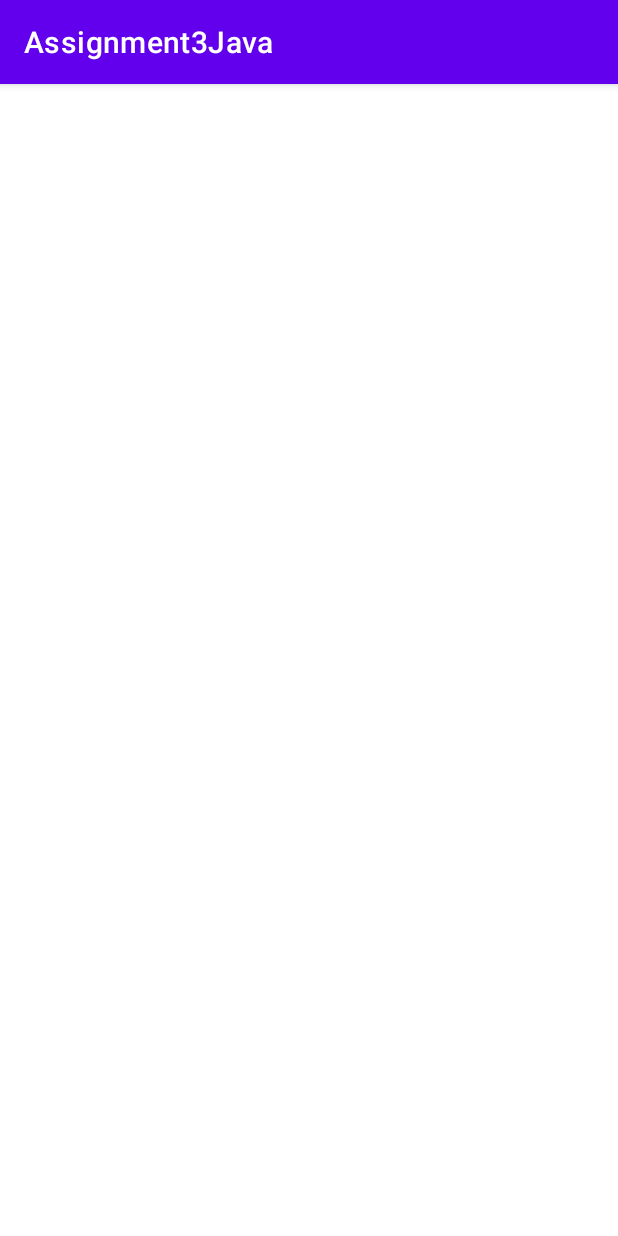
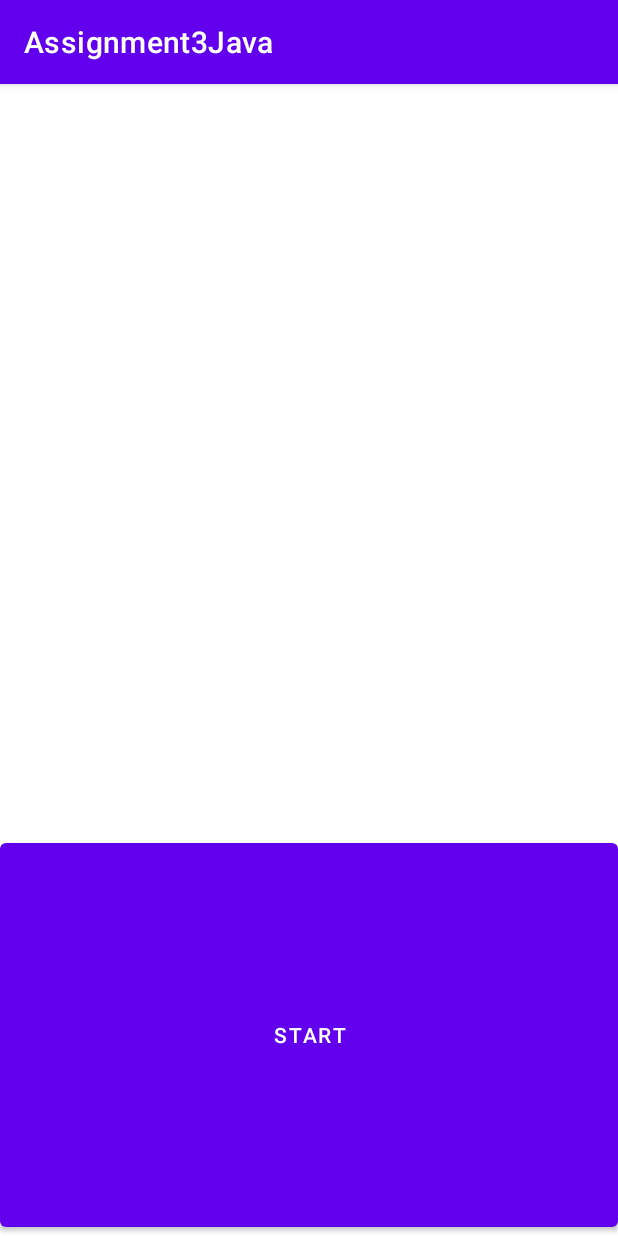
Before and after one commit to mohakbhardwaj/mobile_systems_assignment_3, an Android app: the screen it shows after launch (MainActivity), on a phone screen of 412 x 824 dp. Run offline under Robolectric (Android 15) with nearby library versions, the phone set to English and light mode, and no system bars.

Commit message:
minor error fixed

```diff
--- a/app/src/main/res/layout/activity_main.xml
+++ b/app/src/main/res/layout/activity_main.xml
@@ -1,23 +1,32 @@
 <?xml version="1.0" encoding="utf-8"?>
-<manifest xmlns:android="http://schemas.android.com/apk/res/android"
-    package="com.example.assignment3java">
-    <uses-feature android:name="android.hardware.camera.any" />
-    <uses-permission android:name="android.permission.CAMERA" />
-    <application
-        android:allowBackup="true"
-        android:icon="@mipmap/ic_launcher"
-        android:label="@string/app_name"
-        android:roundIcon="@mipmap/ic_launcher_round"
-        android:supportsRtl="true"
-        android:theme="@style/Theme.Assignment3Java">
-        <activity android:name=".CameraActivity"/>
-        <activity android:name=".MainActivity">
-            <intent-filter>
-                <action android:name="android.intent.action.MAIN" />
+<androidx.constraintlayout.widget.ConstraintLayout xmlns:android="http://schemas.android.com/apk/res/android"
+    xmlns:app="http://schemas.android.com/apk/res-auto"
+    xmlns:tools="http://schemas.android.com/tools"
+    android:layout_width="match_parent"
+    android:layout_height="match_parent"
+    tools:context=".MainActivity">
 
-                <category android:name="android.intent.category.LAUNCHER" />
-            </intent-filter>
-        </activity>
-    </application>
+    <LinearLayout
+        android:layout_width="match_parent"
+        android:layout_height="match_parent"
+        android:orientation="vertical">
 
-</manifest>
+        <TextView
+            android:layout_width="match_parent"
+            android:layout_height="500dp"
+            android:id="@+id/container"
+            android:textSize="20sp"
+            android:layout_gravity="center"
+            android:gravity="center">
+        </TextView>
+
+        <Button
+            android:id="@+id/enableCamera"
+            android:layout_width="match_parent"
+            android:layout_height="match_parent"
+            android:gravity="center"
+            android:text="Start" />
+    </LinearLayout>
+
+
+</androidx.constraintlayout.widget.ConstraintLayout>
```
